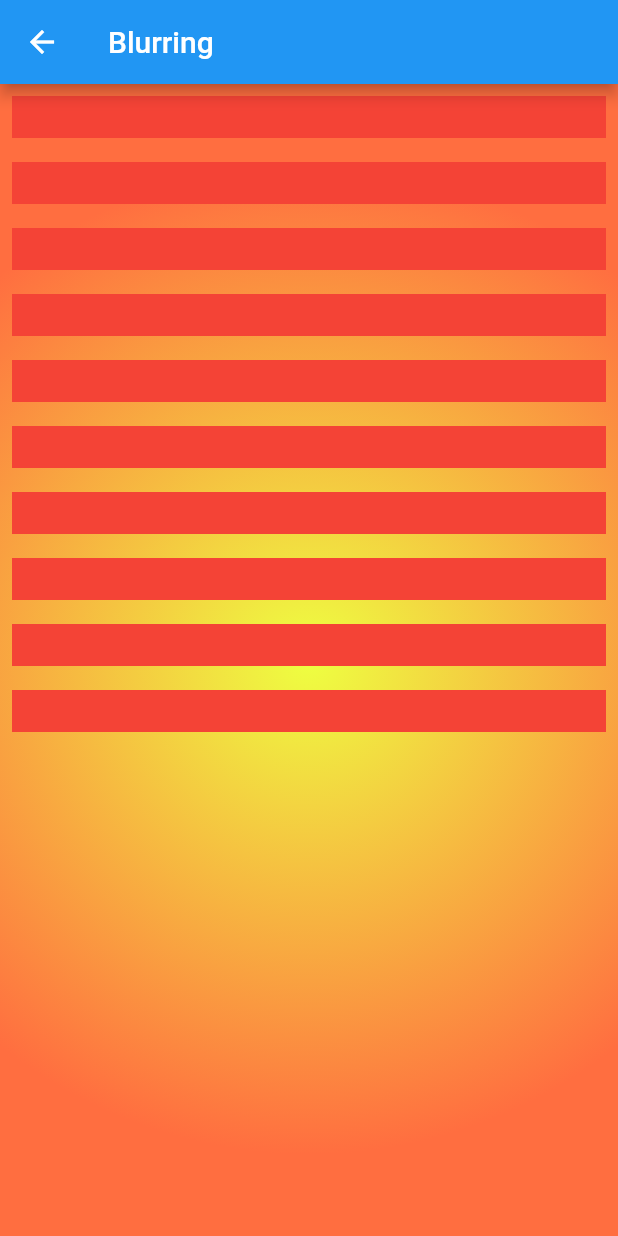
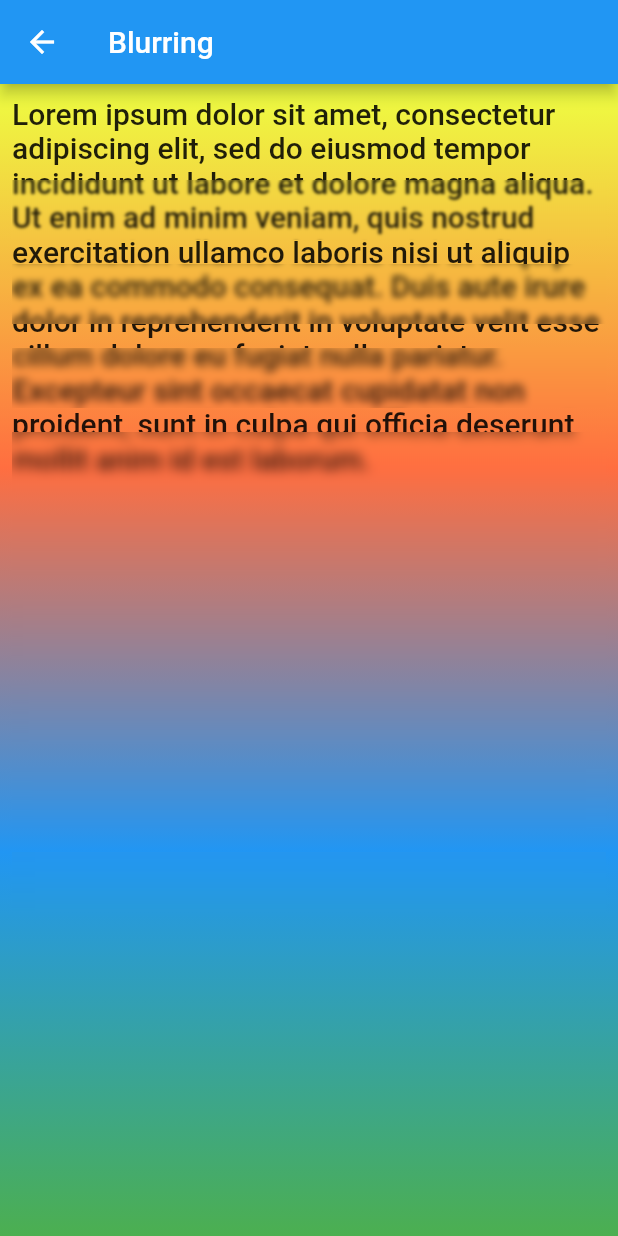
Before and after one commit to maqoo/flutter_shaders, a Flutter app: the screen it shows after launch, after a tap on "Blur", on a phone screen of 412 x 824 dp. Run offline on Flutter 3.47's test engine with Material 2 defaults, Android fonts, the phone set to English and light mode, and no system bars.

```diff
--- a/lib/blurring.dart
+++ b/lib/blurring.dart
@@ -1,4 +1,7 @@
+import 'dart:ui' as ui;
+
 import 'package:flutter/material.dart';
+import 'package:flutter/painting.dart';
 
 class BlurringPage extends StatefulWidget {
   @override
@@ -8,25 +11,67 @@ class BlurringPage extends StatefulWidget {
 class BlurringPageState extends State<BlurringPage> {
   Widget get _background => Container(
         decoration: BoxDecoration(
-          gradient: RadialGradient(
-            radius: 0.8,
-            colors: <Color>[Colors.limeAccent, Colors.deepOrangeAccent],
+          gradient: LinearGradient(
+            begin: Alignment.topCenter,
+            end: Alignment.bottomCenter,
+            colors: <Color>[
+              Colors.limeAccent,
+              Colors.deepOrangeAccent,
+              Colors.blue,
+              Colors.green
+            ],
           ),
         ),
       );
 
-  Widget get _list => ListView.builder(
+  Widget _listElement(int index, {double height = 40}) => Padding(
+        padding: const EdgeInsets.all(8.0),
+        child: Stack(
+          children: <Widget>[
+            Container(
+              height: height,
+            ),
+            Center(
+              child: ClipRect(
+                child: BackdropFilter(
+                  key: Key('$index'),
+                  filter: ui.ImageFilter.blur(sigmaY: 1.0 * index, sigmaX: 1.0 * index),
+                  child: Container(
+                    height: height,
+                    color: Colors.grey.shade200.withOpacity(0),
+                  ),
+                ),
+              ),
+            ),
+          ],
+        ),
+      );
+
+  Widget get _listView => ListView.builder(
         itemCount: 10,
         itemBuilder: (BuildContext context, int index) {
-          return Padding(
-            padding: const EdgeInsets.all(8.0),
-            child: Container(
-                width: 100,
-                height: 28,
-                color: Colors.red),
-          );
+          return _listElement(index);
         },
       );
+
+  Widget get _list => NotificationListener(
+        onNotification: (Notification notification) {
+          if (notification is ScrollUpdateNotification) {
+            setState(() {});
+          }
+
+          return true;
+        },
+        child: _listView,
+      );
+
+  Widget get _text => Padding(
+    padding: const EdgeInsets.all(8.0),
+    child: Text(
+      'Lorem ipsum dolor sit amet, consectetur adipiscing elit, sed do eiusmod tempor incididunt ut labore et dolore magna aliqua. Ut enim ad minim veniam, quis nostrud exercitation ullamco laboris nisi ut aliquip ex ea commodo consequat. Duis aute irure dolor in reprehenderit in voluptate velit esse cillum dolore eu fugiat nulla pariatur. Excepteur sint occaecat cupidatat non proident, sunt in culpa qui officia deserunt mollit anim id est laborum.',
+      style: Theme.of(context).textTheme.title,
+    ),
+  );
 
   @override
   Widget build(BuildContext context) {
@@ -35,7 +80,11 @@ class BlurringPageState extends State<BlurringPage> {
         title: Text('Blurring'),
       ),
       body: Stack(
-        children: <Widget>[_background, _list],
+        children: <Widget>[
+          _background,
+          _text,
+          _list,
+        ],
       ),
     );
   }
```
